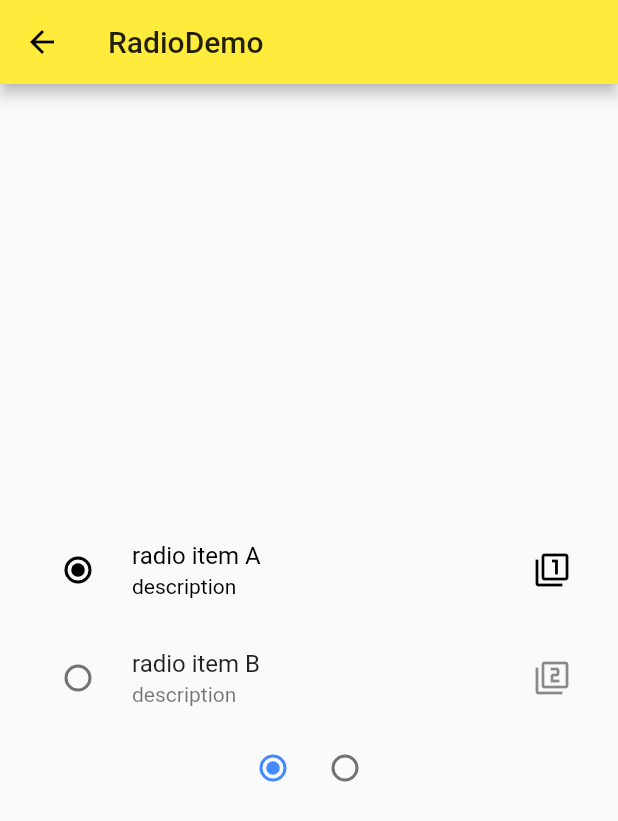
After one commit to YouLe2016/flutter-learn, a Flutter app: the screen it shows after launch, after a tap on "RadioDemo", on a phone screen of 412 x 824 dp. The commit adds this screen. Shown: the top 821 px of the screen. Run offline on Flutter 3.47's test engine with Material 2 defaults, Android fonts, the phone set to English and light mode, and no system bars.

Commit message:
Checkbox CheckboxListTile Radio RadioListTile Switch SwitchListTile Slider

```diff
--- a/lib/demo/form-demo.dart
+++ b/lib/demo/form-demo.dart
@@ -7,6 +7,9 @@ class FormDemo extends StatelessWidget {
   @override
   Widget build(BuildContext context) {
     return Scaffold(
+      appBar: AppBar(
+        title: Text('FormDemo'),
+      ),
       body: Theme(
         // 覆盖所有主题的样式
 //        data: ThemeData.dark(),
--- a/lib/demo/material-components.dart
+++ b/lib/demo/material-components.dart
@@ -1,8 +1,13 @@
 import 'package:flutter/material.dart';
 
 import 'button-demo.dart';
+import 'checkBox-demo.dart';
 import 'fab-demo.dart';
+import 'form-demo.dart';
 import 'popupMenuButton-demo.dart';
+import 'radio-demo.dart';
+import 'slider-demo.dart';
+import 'switch-demo.dart';
 
 /// 项目名称：flutter-learn
 /// 创建人：乐哥哥
@@ -16,6 +21,11 @@ class MaterialComponents extends StatelessWidget {
       ),
       body: ListView(
         children: <Widget>[
+          ListItem(title: "SliderDemo", page: SliderDemo()),
+          ListItem(title: "SwitchDemo", page: SwitchDemo()),
+          ListItem(title: "RadioDemo", page: RadioDemo()),
+          ListItem(title: "CheckBoxDemo", page: CheckboxDemo()),
+          ListItem(title: "FormDemo", page: FormDemo()),
           ListItem(title: "PopupMenuButton", page: PopupMenuButtonDemo()),
           ListItem(title: "Button", page: ButtonDemo()),
           ListItem(
--- /dev/null
+++ b/lib/demo/radio-demo.dart
@@ -0,0 +1,79 @@
+import 'package:flutter/material.dart';
+
+/// 项目名称：flutter-learn
+/// 创建人：乐哥哥
+/// 创建时间：2019-07-18 16:28
+
+class RadioDemo extends StatefulWidget {
+  @override
+  _RadioDemoState createState() => _RadioDemoState();
+}
+
+class _RadioDemoState extends State<RadioDemo> {
+  int _radioGroupA = 0;
+  int _radioGroupB = 0;
+
+  void _onAChanged(int value) {
+    setState(() {
+      _radioGroupA = value;
+    });
+  }
+
+  void _onBChanged(int value) {
+    setState(() {
+      _radioGroupB = value;
+    });
+  }
+
+  @override
+  Widget build(BuildContext context) {
+    return Scaffold(
+      appBar: AppBar(
+        title: Text('RadioDemo'),
+      ),
+      body: Container(
+        padding: EdgeInsets.all(16),
+        child: Column(
+          mainAxisAlignment: MainAxisAlignment.center,
+          children: <Widget>[
+            RadioListTile(
+              value: 0,
+              groupValue: _radioGroupB,
+              onChanged: _onBChanged,
+              title: Text('radio item A'),
+              subtitle: Text('description'),
+              selected: _radioGroupB == 0,
+              secondary: Icon(Icons.filter_1),
+              activeColor: Colors.black,
+            ),
+            RadioListTile(
+              value: 1,
+              groupValue: _radioGroupB,
+              onChanged: _onBChanged,
+              selected: _radioGroupB == 1,
+              title: Text('radio item B'),
+              subtitle: Text('description'),
+              secondary: Icon(Icons.filter_2),
+              activeColor: Colors.black,
+            ),
+            Row(
+              mainAxisAlignment: MainAxisAlignment.center,
+              children: <Widget>[
+                Radio(
+                  value: 0,
+                  groupValue: _radioGroupA,
+                  onChanged: _onAChanged,
+                ),
+                Radio(
+                  value: 1,
+                  groupValue: _radioGroupA,
+                  onChanged: _onAChanged,
+                ),
+              ],
+            )
+          ],
+        ),
+      ),
+    );
+  }
+}
--- a/lib/main.dart
+++ b/lib/main.dart
@@ -39,7 +39,7 @@ class App extends StatelessWidget {
         // 水波纹效果
         highlightColor: Colors.white54, // 高亮颜色
         splashColor: Colors.white70, // 波纹颜色
-        accentColor: Color.fromRGBO(3, 5, 255, 1.0),
+        accentColor: Colors.blueAccent,
       ),
     );
   }
```
Also changed, not shown: lib/demo/checkbox-demo.dart (added, +60 -0 lines), lib/demo/slider-demo.dart (added, +52 -0 lines), lib/demo/switch-demo.dart (added, +60 -0 lines).
